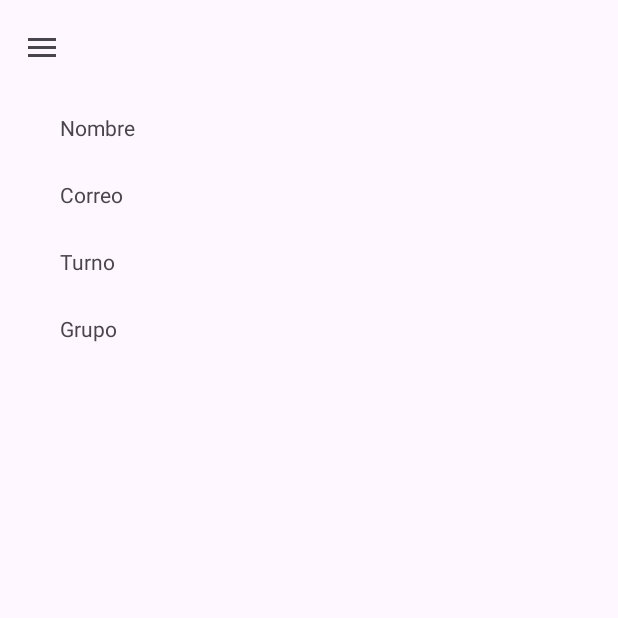
After one commit to 9150FJ/Plans_App, an Android app: the fragment MiCuentaFragment placed in its activity, on a phone screen of 412 x 824 dp, the top half of it. The commit adds this screen. Run offline under Robolectric (Android 15) with nearby library versions, the phone set to English and light mode, and no system bars; our stand-ins replace Firebase (no records; nobody signed in at launch, a user with empty details on screens opened directly).

```diff
--- a/app/src/main/java/com/cifpceuta/plans_app/DatosSesion_App.java
+++ b/app/src/main/java/com/cifpceuta/plans_app/DatosSesion_App.java
@@ -57,6 +57,7 @@ public class DatosSesion_App extends AppCompatActivity {
                             // Sign in success, update UI with the signed-in user's information
                             Log.d("TAG", "signInWithCustomToken:success");
                             FirebaseUser user = mAuth.getCurrentUser();
+
                             updateUI(SesionIniciada.class);
                         } else {
                             // If sign in fails, display a message to the user.
@@ -74,7 +75,7 @@ public class DatosSesion_App extends AppCompatActivity {
         Intent i =  new Intent(this,a);
         FirebaseUser currentUser = mAuth.getCurrentUser();
         i.putExtra("email",currentUser.getEmail());
-
+        //i.putExtra("turno",)
         startActivity(i);
     }
 
--- /dev/null
+++ b/app/src/main/java/com/cifpceuta/plans_app/DefaultFragment.java
@@ -0,0 +1,73 @@
+package com.cifpceuta.plans_app;
+
+import android.annotation.SuppressLint;
+import android.os.Bundle;
+
+import androidx.fragment.app.Fragment;
+
+import android.view.LayoutInflater;
+import android.view.View;
+import android.view.ViewGroup;
+import android.widget.TextView;
+
+/**
+ * A simple {@link Fragment} subclass.
+ * Use the {@link DefaultFragment#newInstance} factory method to
+ * create an instance of this fragment.
+ */
+public class DefaultFragment extends Fragment {
+
+    // TODO: Rename parameter arguments, choose names that match
+    // the fragment initialization parameters, e.g. ARG_ITEM_NUMBER
+
+    // TODO: Rename and change types of parameters
+    private static final String ARG_CORREO = "correo";
+    private String mCorreo;
+
+    public DefaultFragment() {
+        // Required empty public constructor
+    }
+
+    /**
+     * Use this factory method to create a new instance of
+     * this fragment using the provided parameters.
+     *
+     * @return A new instance of fragment DefaultFragment.
+     */
+    // TODO: Rename and change types and number of parameters
+    public static DefaultFragment newInstance(String correo) {
+        DefaultFragment fragment = new DefaultFragment();
+        Bundle args = new Bundle();
+        args.putString(ARG_CORREO, correo);
+        fragment.setArguments(args);
+        return fragment;
+    }
+
+    @Override
+    public void onCreate(Bundle savedInstanceState) {
+        super.onCreate(savedInstanceState);
+        if (getArguments() != null) {
+            mCorreo = getArguments().getString(ARG_CORREO);
+        }
+    }
+
+    @SuppressLint("MissingInflatedId")
+    @Override
+    public View onCreateView(LayoutInflater inflater, ViewGroup container,
+                             Bundle savedInstanceState) {
+        // Inflate the layout for this fragment
+        TextView tvUsuario;
+        View rootView = inflater.inflate(R.layout.fragment_default, container, false);
+
+        // Obtener el correo electrónico de los argumentos
+        if (getArguments() != null) {
+            mCorreo = getArguments().getString(ARG_CORREO);
+        }
+
+        // Vincular el correo electrónico al TextView en el layout
+        tvUsuario = rootView.findViewById(R.id.tvUsuario);
+        tvUsuario.setText(mCorreo);
+
+        // Inflate the layout for this fragment
+        return rootView;    }
+}
--- /dev/null
+++ b/app/src/main/java/com/cifpceuta/plans_app/MiCuentaFragment.java
@@ -0,0 +1,88 @@
+package com.cifpceuta.plans_app;
+
+import android.os.Bundle;
+
+import androidx.fragment.app.Fragment;
+
+import android.view.LayoutInflater;
+import android.view.View;
+import android.view.ViewGroup;
+import android.widget.TextView;
+
+/**
+ * A simple {@link Fragment} subclass.
+ * Use the {@link MiCuentaFragment#newInstance} factory method to
+ * create an instance of this fragment.
+ */
+public class MiCuentaFragment extends Fragment {
+
+    // TODO: Rename parameter arguments, choose names that match
+    // the fragment initialization parameters, e.g. ARG_ITEM_NUMBER
+    private String nombre,email,turno,grupo;
+
+
+    public MiCuentaFragment() {
+        // Required empty public constructor
+    }
+
+    /**
+     * Use this factory method to create a new instance of
+     * this fragment using the provided parameters.
+     *
+
+     * @return A new instance of fragment MiCuentaFragment.
+     */
+    // TODO: Rename and change types and number of parameters
+    public static MiCuentaFragment newInstance(String nombre, String email,String turno, String grupo) {
+        MiCuentaFragment fragment = new MiCuentaFragment();
+        Bundle args = new Bundle();
+        args.putString("nombre", nombre);
+        args.putString("email", email);
+        args.putString("turno",turno);
+        args.putString("grupo",grupo);
+        fragment.setArguments(args);
+        return fragment;
+    }
+
+    @Override
+    public void onCreate(Bundle savedInstanceState) {
+        super.onCreate(savedInstanceState);
+        if (getArguments() != null) {
+            nombre = getArguments().getString("nombre");
+            email = getArguments().getString("email");
+            grupo = getArguments().getString("grupo");
+            turno = getArguments().getString("turno");
+
+        }
+    }
+
+    @Override
+    public View onCreateView(LayoutInflater inflater, ViewGroup container,
+                             Bundle savedInstanceState) {
+
+        // Inflate the layout for this fragment
+        TextView tvNombre,tvCorreo,tvTurno,tvGrupo;
+        View rootView = inflater.inflate(R.layout.fragment_mi_cuenta, container, false);
+
+        // Obtener el correo electrónico de los argumentos
+        if (getArguments() != null) {
+            nombre = getArguments().getString("nombre");
+            email = getArguments().getString("email");
+            grupo = getArguments().getString("grupo");
+            turno = getArguments().getString("turno");        }
+
+        // Vincular el correo electrónico al TextView en el layout
+        tvNombre = rootView.findViewById(R.id.tvNombreMiCuenta);
+        tvCorreo = rootView.findViewById(R.id.tvEmailMiCuenta);
+        tvTurno = rootView.findViewById(R.id.tvTurnoMiCuenta);
+        tvGrupo = rootView.findViewById(R.id.tvGrupoMiCuenta);
+
+        tvNombre.setText(nombre);
+        tvCorreo.setText(email);
+        tvTurno.setText(turno);
+        tvGrupo.setText(grupo);
+
+        // Inflate the layout for this fragment
+        return rootView;
+    }
+}
--- a/app/src/main/java/com/cifpceuta/plans_app/SesionIniciada.java
+++ b/app/src/main/java/com/cifpceuta/plans_app/SesionIniciada.java
@@ -8,23 +8,36 @@ import androidx.drawerlayout.widget.DrawerLayout;
 
 import android.annotation.SuppressLint;
 import android.content.Intent;
+import android.nfc.Tag;
 import android.os.Bundle;
+import android.util.Log;
 import android.view.MenuItem;
 import android.widget.TextView;
 import android.widget.Toast;
 
 import androidx.appcompat.widget.Toolbar;
 
+import com.google.android.gms.tasks.OnCompleteListener;
+import com.google.android.gms.tasks.Task;
 import com.google.android.material.navigation.NavigationView;
+import com.google.firebase.auth.FirebaseAuth;
+import com.google.firebase.auth.FirebaseUser;
+import com.google.firebase.firestore.DocumentReference;
+import com.google.firebase.firestore.DocumentSnapshot;
+import com.google.firebase.firestore.FirebaseFirestore;
 
 
 public class SesionIniciada extends AppCompatActivity implements NavigationView.OnNavigationItemSelectedListener{
 
-    TextView textViewEmail;
+    FirebaseAuth mAuth;
+
     DrawerLayout drawerLayout;
     ActionBarDrawerToggle actionBarDrawerToggle;
     Toolbar toolbar;
 
+    String email;
+
+    String nombre,email2,grupo,turno;
 
     @Override
     protected void onCreate(Bundle savedInstanceState) {
@@ -32,15 +45,65 @@ public class SesionIniciada extends AppCompatActivity implements NavigationView.
         setContentView(R.layout.activity_sesion_iniciada);
         drawerLayout = findViewById(R.id.drawerLayout);
         toolbar=(Toolbar)findViewById(R.id.toolbar);
+        mAuth=FirebaseAuth.getInstance();
+        String userID = mAuth.getCurrentUser().getUid();
+        FirebaseFirestore db = FirebaseFirestore.getInstance();
+        DocumentReference docRef = db.collection("Estudiantes").document(userID);
 
+        docRef.get().addOnCompleteListener(new OnCompleteListener<DocumentSnapshot>() {
+            @Override
+            public void onComplete(@NonNull Task<DocumentSnapshot> task) {
+                if (task.isSuccessful()){
+                    DocumentSnapshot document = task.getResult();
+                    if (document.exists()){
+                         nombre = (String)document.get("nombre");
+                         email2 = (String)document.get("email");
+                         grupo = (String) document.get("grupo");
+                         turno = (String) document.get("turno");
+                    }else{
+                        Log.d("Error", "No such document");
+
+                    }
+
+                }else{
+                    Log.d("Error", "get failed with ", task.getException());
+
+                }
+            }
+        });
+
+
+
+
+        //textViewEmail=findViewById(R.id.);
         ActionBarDrawerToggle toggle = new ActionBarDrawerToggle(this, drawerLayout, toolbar, R.string.nav_open, R.string.nav_close);
         drawerLayout.addDrawerListener(toggle);
         toggle.syncState();
 
+        Intent i = this.getIntent();
+        if (i!=null){
+            email=i.getStringExtra("email");
+            //textViewEmail.setText(email);
+        }
+
+
+
         NavigationView navigationView = findViewById(R.id.navigation_view);
         navigationView.setNavigationItemSelectedListener(this);
 
+
+
+        DefaultFragment defaultFragment = DefaultFragment.newInstance("Bienvenido "+email);
+        if (savedInstanceState == null) {
+            getSupportFragmentManager().beginTransaction()
+                    .replace(R.id.fragPerfilEst, defaultFragment)
+                    .commit();
         }
+
+    }
+
+
+
 
     @Override
     public boolean onNavigationItemSelected(@NonNull MenuItem item) {
@@ -48,19 +111,29 @@ public class SesionIniciada extends AppCompatActivity implements NavigationView.
         if (itemId == R.id.nav_account) {
             // Acción para la opción 1
             // Puedes abrir un nuevo fragmento, iniciar una nueva actividad, etc.
-            //getSupportFragmentManager().beginTransaction()
-              //      .replace(R.id.fragPerfilEst, new PerfilEstudiante_Fragment())
-                //    .commit();
+            MiCuentaFragment miCuentaFragment = MiCuentaFragment.newInstance(nombre,email2,turno,grupo);
+
+
+            getSupportFragmentManager().beginTransaction()
+                    .replace(R.id.fragPerfilEst, miCuentaFragment)
+                    .commit();
         }
-        else
-        if (itemId == R.id.nav_logout) {
+        else if (itemId == R.id.nav_logout) {
             // Acción para la opción 2
             // Puedes realizar una acción diferente aquí
             // Por ejemplo, iniciar una nueva actividad
             Toast.makeText(this, "Boton", Toast.LENGTH_SHORT).show();
             startActivity(new Intent(this, MainActivity.class));
         }
+        else if (itemId == R.id.plan_practica){
 
+        }
+        else if (itemId == R.id.plan_exam){
+
+        }
+        else if (itemId == R.id.nav_settings){
+
+        }
         drawerLayout.closeDrawer(GravityCompat.START);
         return true;
     }
--- a/app/src/main/res/layout/activity_sesion_iniciada.xml
+++ b/app/src/main/res/layout/activity_sesion_iniciada.xml
@@ -21,6 +21,11 @@ android:orientation="vertical">
     android:layout_height="?attr/actionBarSize" />
 
 </LinearLayout>
+    <FrameLayout
+        android:id="@+id/fragPerfilEst"
+        android:layout_width="match_parent"
+        android:layout_height="match_parent"
+        />
 
 
 <com.google.android.material.navigation.NavigationView
--- /dev/null
+++ b/app/src/main/res/layout/fragment_default.xml
@@ -0,0 +1,22 @@
+<?xml version="1.0" encoding="utf-8"?>
+<FrameLayout xmlns:android="http://schemas.android.com/apk/res/android"
+    xmlns:tools="http://schemas.android.com/tools"
+    android:layout_width="match_parent"
+    android:layout_height="match_parent"
+    tools:context=".DefaultFragment">
+
+    <!-- TODO: Update blank fragment layout -->
+    <LinearLayout
+        android:orientation="vertical"
+        android:layout_gravity="center"
+        android:layout_width="wrap_content"
+        android:layout_height="wrap_content">
+
+    <TextView
+        android:textSize="24sp"
+        android:id="@+id/tvUsuario"
+        android:layout_width="match_parent"
+        android:layout_height="match_parent"
+        android:text="" />
+    </LinearLayout>
+</FrameLayout>
--- /dev/null
+++ b/app/src/main/res/layout/fragment_mi_cuenta.xml
@@ -0,0 +1,83 @@
+<?xml version="1.0" encoding="utf-8"?>
+<FrameLayout xmlns:android="http://schemas.android.com/apk/res/android"
+    xmlns:tools="http://schemas.android.com/tools"
+    android:layout_width="match_parent"
+    android:layout_height="match_parent"
+    tools:context=".MiCuentaFragment">
+
+    <!-- TODO: Update blank fragment layout -->
+
+    <LinearLayout
+        android:layout_marginLeft="40dp"
+        android:layout_marginTop="75dp"
+        android:layout_width="wrap_content"
+        android:layout_height="wrap_content"
+        android:orientation="vertical">
+
+    <TextView
+        android:layout_marginBottom="25dp"
+
+        android:layout_width="match_parent"
+        android:layout_height="match_parent"
+        android:text="Nombre" />
+        <TextView
+            android:layout_marginBottom="25dp"
+
+            android:layout_width="match_parent"
+            android:layout_height="match_parent"
+            android:text="Correo" />
+        <TextView
+            android:layout_marginBottom="25dp"
+
+            android:layout_width="match_parent"
+            android:layout_height="match_parent"
+            android:text="Turno" />
+        <TextView
+            android:layout_marginBottom="25dp"
+
+            android:layout_width="match_parent"
+            android:layout_height="match_parent"
+            android:text="Grupo" />
+
+    </LinearLayout>
+
+
+    <LinearLayout
+        android:layout_marginLeft="100dp"
+        android:layout_marginTop="75dp"
+        android:layout_width="wrap_content"
+        android:layout_height="wrap_content"
+        android:orientation="vertical">
+
+        <TextView
+            android:layout_marginBottom="25dp"
+            android:id="@+id/tvNombreMiCuenta"
+            android:layout_width="match_parent"
+            android:layout_height="match_parent"
+            android:text="" />
+        <TextView
+            android:layout_marginBottom="25dp"
+            android:id="@+id/tvEmailMiCuenta"
+
+            android:layout_width="match_parent"
+            android:layout_height="match_parent"
+            android:text="" />
+        <TextView
+            android:layout_marginBottom="25dp"
+            android:id="@+id/tvTurnoMiCuenta"
+
+            android:layout_width="match_parent"
+            android:layout_height="match_parent"
+            android:text="" />
+        <TextView
+            android:layout_marginBottom="25dp"
+            android:id="@+id/tvGrupoMiCuenta"
+
+            android:layout_width="match_parent"
+            android:layout_height="match_parent"
+            android:text="" />
+
+
+    </LinearLayout>
+
+</FrameLayout>
--- a/app/src/main/res/values/strings.xml
+++ b/app/src/main/res/values/strings.xml
@@ -2,4 +2,6 @@
     <string name="app_name">Plans_App</string>
     <string name="nav_open">Abrir</string>
     <string name="nav_close">Cerrar</string>
+    <!-- TODO: Remove or change this placeholder text -->
+    <string name="hello_blank_fragment">Hello blank fragment</string>
 </resources>
```
